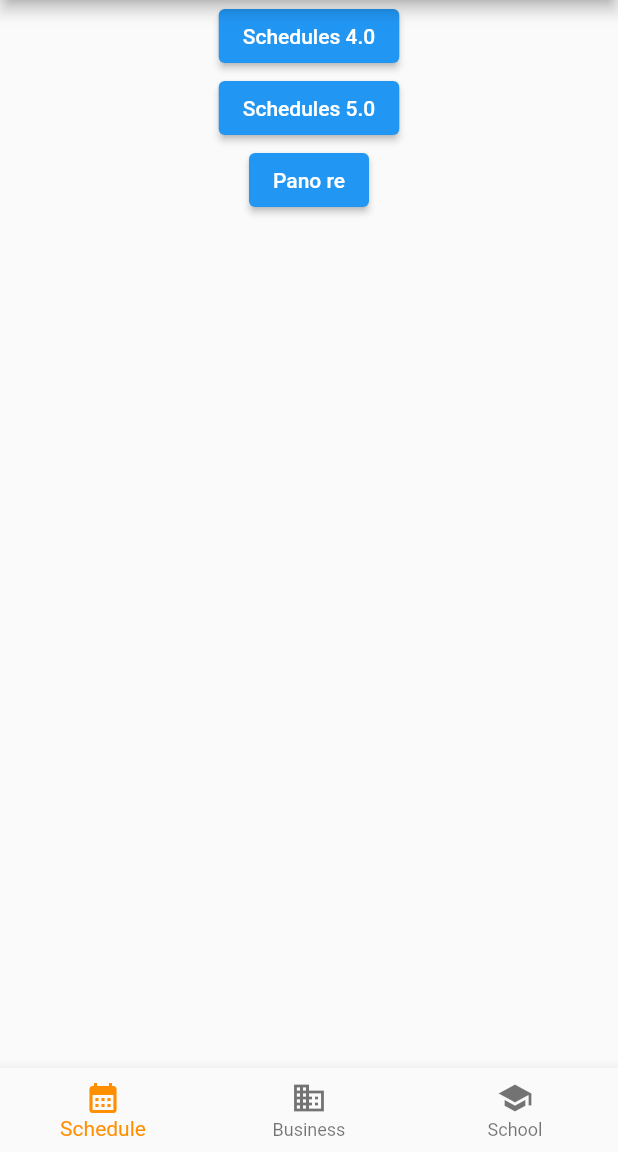
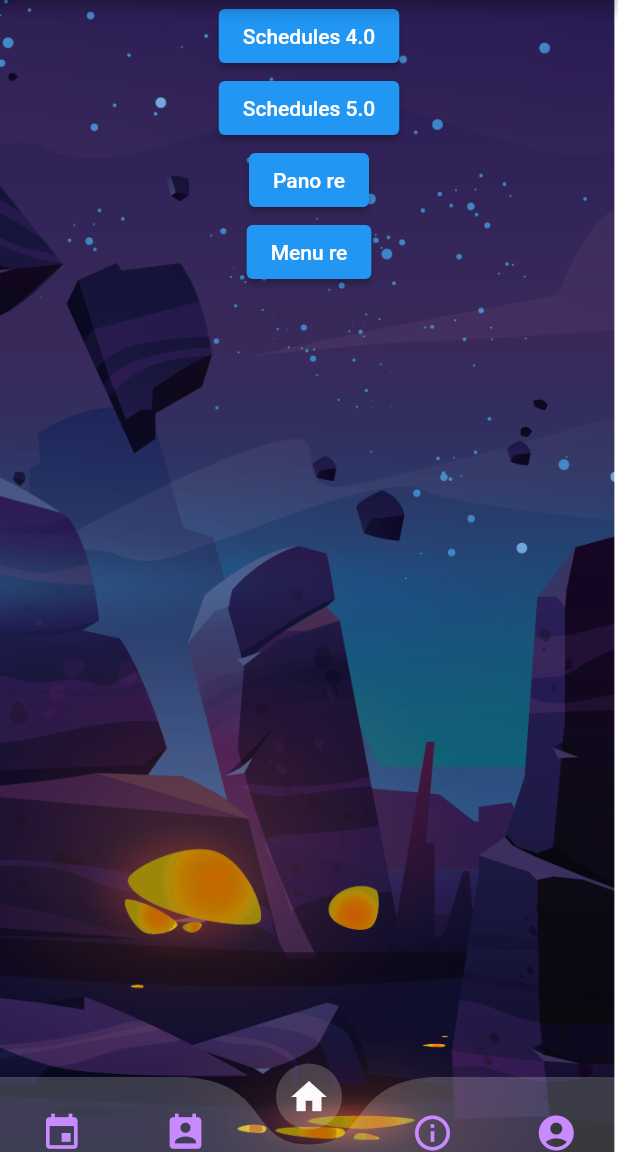
Before and after one commit to Omkar-Wagholikar/CredezSchedulePage, a Flutter app: the screen it shows after launch, on a phone screen of 412 x 824 dp, the part 84-1236 px from its top. Run offline on Flutter 3.47's test engine with Material 2 defaults, Android fonts, the light colour scheme and no system bars; drawn by our look-alikes of curved_navigation_bar; our stand-ins replace get, glassmorphism, google_fonts, syncfusion_flutter_calendar; missing offline and left inert: circular_menu, motion_sensors, panorama.

Commit message:
Schedule and Menu

```diff
--- a/lib/main.dart
+++ b/lib/main.dart
@@ -1,6 +1,9 @@
 import 'package:flutter/material.dart';
+import 'package:glassmorphism/glassmorphism.dart';
 import 'package:laptop/pano.dart';
 import 'FinScheduleScreen/views/ScrollViewSchedule.dart';
+import 'package:curved_navigation_bar/curved_navigation_bar.dart';
+import 'menu.dart';
 
 void main() {
   runApp(const MyApp());
@@ -21,12 +24,34 @@ class MyApp extends StatelessWidget {
   }
 }
 
-class SchedulePage extends StatelessWidget {
+class SchedulePage extends StatefulWidget {
+  @override
+  State<SchedulePage> createState() => _SchedulePageState();
+}
+
+class _SchedulePageState extends State<SchedulePage> {
   double ratio = 0.2;
+  int _selectedIndex = 2;
+  static List<Widget> pages = <Widget>[
+    scrollViewTabBar(),
+    Pano(),
+    Pano(),
+    Pano(),
+    Pano(),
+  ];
+  final GlobalKey<CurvedNavigationBarState> _bottomNavigationKey = GlobalKey();
 
   @override
   Widget build(BuildContext context) {
-    return Scaffold(
+    return Container(
+      decoration: const BoxDecoration(
+        image: DecorationImage(
+          image: AssetImage("assets/images/CalenderBgV3.png"),
+          fit: BoxFit.cover,
+        ),
+      ),
+      child: Scaffold(
+        backgroundColor: Colors.transparent,
         appBar: AppBar(
           title: const Text(
             "Here ya go!",
@@ -62,25 +87,68 @@ class SchedulePage extends StatelessWidget {
                 },
                 child: const Text("Pano re"),
               ),
+              ElevatedButton(
+                onPressed: () {
+                  Navigator.push(
+                    context,
+                    MaterialPageRoute(builder: (context) => WheelExample()),
+                  );
+                },
+                child: const Text("Menu re"),
+              ),
             ],
           ),
         ),
-      bottomNavigationBar: BottomNavigationBar(
-        items: const <BottomNavigationBarItem>[
-          BottomNavigationBarItem(
-            icon: Icon(Icons.calendar_month),
-            label: 'Schedule',
+        // body: SafeArea(child: pages[_selectedIndex]),
+        bottomNavigationBar: Container(
+          color: Colors.transparent,
+          child: CurvedNavigationBar(
+            key: _bottomNavigationKey,
+            index: 2,
+            // height: 60.0,
+            height: 50.0,
+            // ignore: prefer_const_literals_to_create_immutables
+            items: <Widget>[
+              Icon(Icons.event,
+                  size: 28,
+                  color: _selectedIndex == 0
+                      ? Color.fromARGB(255, 67, 12, 112)
+                      : Color.fromARGB(255, 202, 138, 255)),
+              Icon(Icons.perm_contact_calendar,
+                  size: 28,
+                  color: _selectedIndex == 1
+                      ? Color.fromARGB(255, 67, 12, 112)
+                      : Color.fromARGB(255, 202, 138, 255)),
+              Icon(Icons.home,
+                  size: 28,
+                  color: _selectedIndex == 2
+                      ? Color.fromARGB(255, 251, 250, 252)
+                      : Color.fromARGB(255, 202, 138, 255)),
+              Icon(Icons.info_outline,
+                  size: 28,
+                  color: _selectedIndex == 3
+                      ? Color.fromARGB(255, 67, 12, 112)
+                      : Color.fromARGB(255, 202, 138, 255)),
+              Icon(Icons.account_circle,
+                  size: 28,
+                  color: _selectedIndex == 4
+                      ? Color.fromARGB(255, 67, 12, 112)
+                      : Color.fromARGB(255, 202, 138, 255)),
+            ],
+            // color: const Color(0xff4d4dff),
+            color: Colors.white.withOpacity(0.2),
+            buttonBackgroundColor: Colors.white.withOpacity(0.2),
+            backgroundColor: Colors.transparent,
+            animationCurve: Curves.easeInOut,
+            animationDuration: const Duration(milliseconds: 400),
+            onTap: (index) {
+              setState(() {
+                _selectedIndex = index;
+              });
+            },
+            letIndexChange: (index) => true,
           ),
-          BottomNavigationBarItem(
-            icon: Icon(Icons.business),
-            label: 'Business',
         ),
-          BottomNavigationBarItem(
-            icon: Icon(Icons.school),
-            label: 'School',
-          ),
-        ],
-        selectedItemColor: Colors.amber[800],
       ),
     );
   }
--- a/pubspec.yaml
+++ b/pubspec.yaml
@@ -40,6 +40,10 @@ dependencies:
   google_fonts: ^4.0.3
   get: ^4.6.5
   panorama: ^0.4.1
+  circle_wheel_scroll: ^0.0.1+1
+  flutter_secure_storage: ^8.0.0
+  circular_menu: ^2.0.1
+  curved_navigation_bar: ^1.0.3
   # motion_sensors: ^0.1.0
 
 dev_dependencies:
```
Also changed, not shown: lib/menu.dart (added, +90 -0 lines), lib/pano.dart (+99 -15 lines), assets/images/MobileHDRI.png (added), assets/images/pano3.jpg (added), assets/images/pano4.jpg (added), assets/images/pano5.jpg (added), assets/images/pano7.jpg (added), assets/images/pano8.jpg (added), pubspec.lock, 8 other files. Lines whose indentation alone changed are shown as unchanged.
